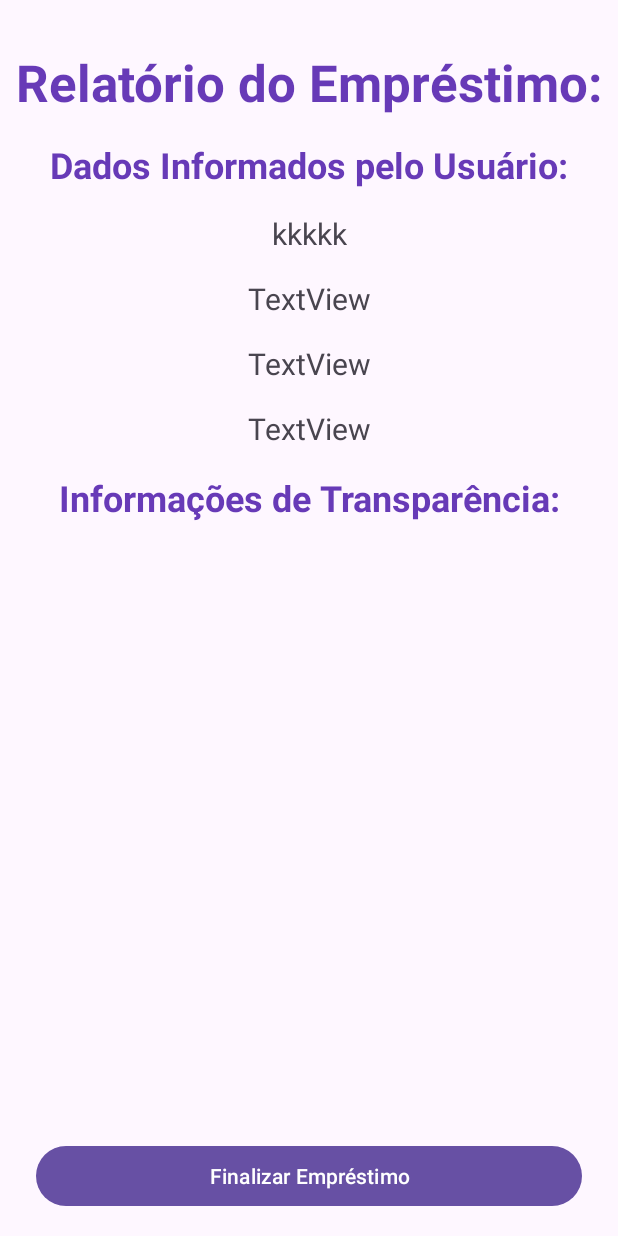
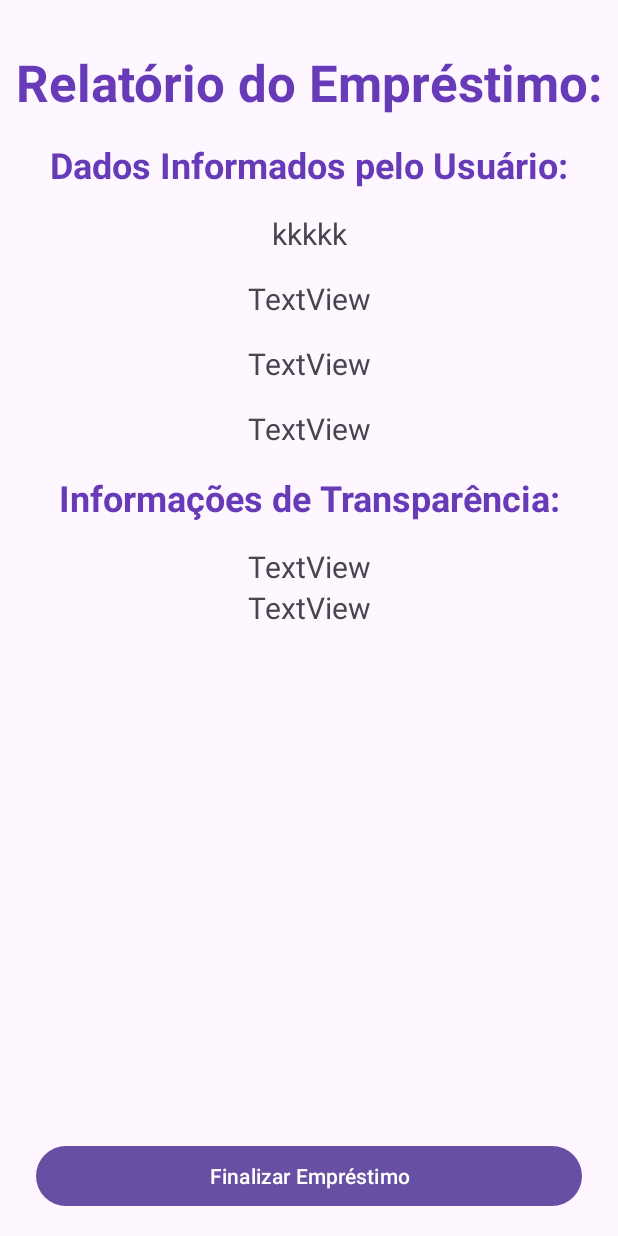
Before and after one commit to Guittsgui/aula04Mobile, an Android app: the LoanResult screen opened directly, with no data from a screen before it, on a phone screen of 412 x 824 dp. Run offline under Robolectric (Android 15) with nearby library versions, the phone set to English and light mode, and no system bars; 4 statements that could not run were skipped.

Commit message:
falta apenas exibir dados especificos

```diff
--- a/app/src/main/java/com/example/aula04/Model/LoanResult.java
+++ b/app/src/main/java/com/example/aula04/Model/LoanResult.java
@@ -3,6 +3,8 @@ package com.example.aula04.Model;
 import androidx.appcompat.app.AppCompatActivity;
 
 import android.os.Bundle;
+import android.view.View;
+import android.widget.Button;
 import android.widget.TextView;
 
 import com.example.aula04.R;
@@ -10,6 +12,7 @@ import com.example.aula04.R;
 public class LoanResult extends AppCompatActivity {
 
     TextView loanValueField, loanFeeField, loanMonthsField, loanEntryField;
+    Button finishButton;
     @Override
     protected void onCreate(Bundle savedInstanceState) {
         super.onCreate(savedInstanceState);
@@ -17,12 +20,26 @@ public class LoanResult extends AppCompatActivity {
 
         binding();
         Loan mainLoan = (Loan) getIntent().getSerializableExtra("loan");
-        mainLoan.calculateFeesAndTa();
+
+        //mainLoan.calculateFeesAndTa();
+
+
 
         loanValueField.setText("Você solicitou um empréstimo de: R$" + mainLoan.getLoanValue() );
         loanFeeField.setText("Taxa de juros contratada de: " + mainLoan.getLoanFees() + "%");
         loanMonthsField.setText("Pagamento será realizado em " + mainLoan.getQuantityOfMonths()+ " meses");
         loanEntryField.setText("Entrada realizada no valor de: R$" + mainLoan.getEntryValue());
+
+        finishButton.setOnClickListener(finishView());
+    }
+
+    private View.OnClickListener finishView() {
+        return new View.OnClickListener() {
+            @Override
+            public void onClick(View view) {
+                finish();
+            }
+        };
     }
 
     private void binding() {
@@ -30,5 +47,7 @@ public class LoanResult extends AppCompatActivity {
         loanFeeField = findViewById(R.id.loanFeeTV);
         loanMonthsField = findViewById(R.id.monthsQtTV);
         loanEntryField = findViewById(R.id.entryValueTV);
+        finishButton = findViewById(R.id.finishButton);
+
     }
 }
--- a/app/src/main/res/layout/activity_loan_result.xml
+++ b/app/src/main/res/layout/activity_loan_result.xml
@@ -102,4 +102,25 @@
         app:layout_constraintEnd_toEndOf="parent"
         app:layout_constraintStart_toStartOf="parent" />
 
+    <TextView
+        android:id="@+id/totalWithFeeTV"
+        android:layout_width="wrap_content"
+        android:layout_height="wrap_content"
+        android:layout_marginTop="16dp"
+        android:text="TextView"
+        android:textSize="20sp"
+        app:layout_constraintEnd_toEndOf="parent"
+        app:layout_constraintStart_toStartOf="parent"
+        app:layout_constraintTop_toBottomOf="@+id/textView9" />
+
+    <TextView
+        android:id="@+id/justFeeValueTV"
+        android:layout_width="wrap_content"
+        android:layout_height="wrap_content"
+        android:text="TextView"
+        android:textSize="20sp"
+        app:layout_constraintEnd_toEndOf="parent"
+        app:layout_constraintStart_toStartOf="parent"
+        app:layout_constraintTop_toBottomOf="@+id/totalWithFeeTV" />
+
 </androidx.constraintlayout.widget.ConstraintLayout>
```
Also changed, not shown: app/src/main/java/com/example/aula04/Activity/MainActivity.java (+9 -1 lines), app/src/main/java/com/example/aula04/Model/Loan.java (+33 -0 lines).
